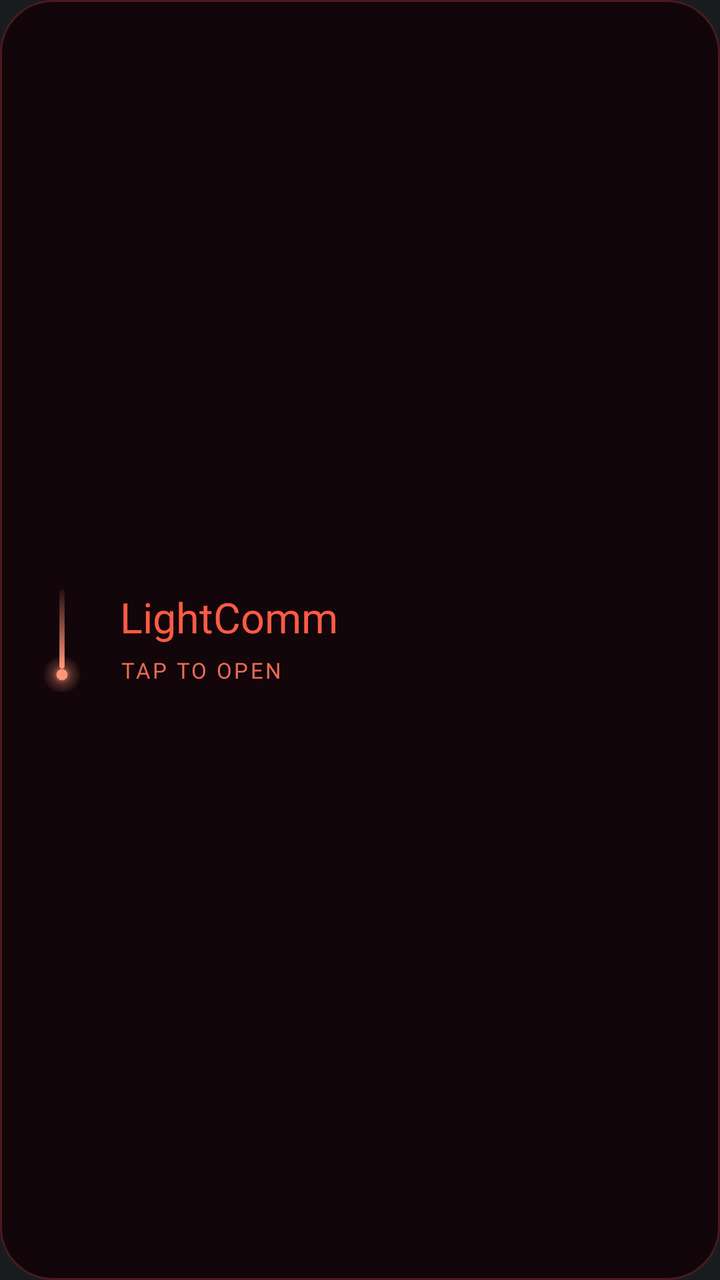
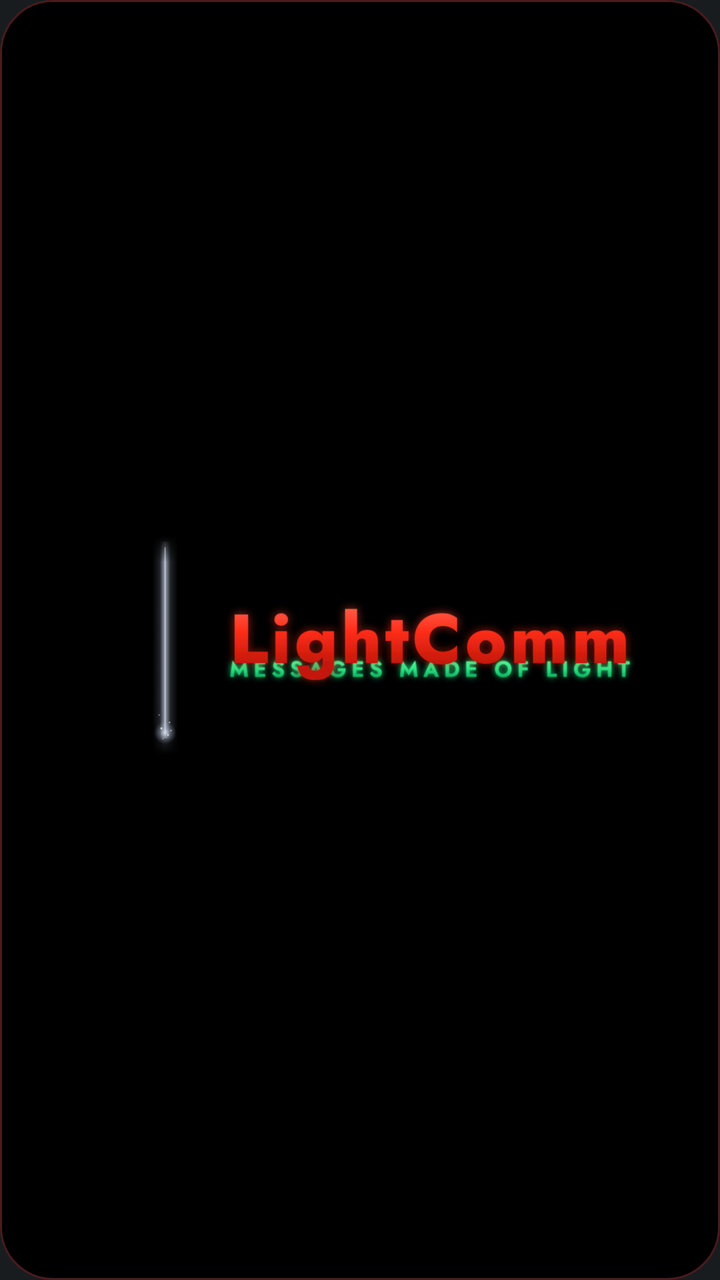

Screens rendered from an Android XML layout before and after an edit, with the pre-edit source and the edit as a unified diff.
<!-- AndroidManifest.xml: application theme android:Theme.DeviceDefault.NoActionBar -->
<!-- res/layout/widget_lightcomm.xml -->
<?xml version="1.0" encoding="utf-8"?>
<LinearLayout xmlns:android="http://schemas.android.com/apk/res/android"
    android:id="@+id/widget_root"
    android:layout_width="match_parent" android:layout_height="match_parent"
    android:orientation="horizontal" android:gravity="center_vertical"
    android:background="@drawable/widget_bg"
    android:paddingStart="18dp" android:paddingEnd="18dp" android:paddingTop="14dp" android:paddingBottom="14dp">
    <ImageView android:layout_width="26dp" android:layout_height="52dp" android:src="@drawable/ic_light_line" android:contentDescription="LightComm" />
    <LinearLayout android:layout_width="0dp" android:layout_height="wrap_content" android:layout_weight="1"
        android:orientation="vertical" android:layout_marginStart="16dp">
        <TextView android:id="@+id/widget_title" android:layout_width="wrap_content" android:layout_height="wrap_content"
            android:text="LightComm" android:textColor="#FF5A45" android:textSize="21sp"
            android:fontFamily="@font/jost_extrabold" android:includeFontPadding="false" android:maxLines="1" android:ellipsize="end" />
        <TextView android:id="@+id/widget_caption" android:layout_width="wrap_content" android:layout_height="wrap_content"
            android:layout_marginTop="6dp" android:text="TAP TO OPEN" android:textColor="#EE6A55" android:textSize="11sp"
            android:fontFamily="@font/jetbrains_mono" android:letterSpacing="0.1" android:maxLines="1" android:ellipsize="end" />
    </LinearLayout>
</LinearLayout>
<!-- resources referenced by this layout -->
<resources>
  <!-- drawable ic_light_line (drawable) -->
  <?xml version="1.0" encoding="utf-8"?>
  <vector xmlns:android="http://schemas.android.com/apk/res/android"
      xmlns:aapt="http://schemas.android.com/aapt"
      android:width="26dp" android:height="52dp" android:viewportWidth="24" android:viewportHeight="48">
      <path android:pathData="M12,2 L12,36" android:strokeWidth="2.4" android:strokeLineCap="round">
          <aapt:attr name="android:strokeColor">
              <gradient android:type="linear" android:startX="12" android:startY="2" android:endX="12" android:endY="36"
                  android:startColor="#1AFF9477" android:endColor="#FFFF9477" />
          </aapt:attr>
      </path>
      
      <path android:pathData="M12,40 m-9,0 a9,9 0 1,0 18,0 a9,9 0 1,0 -18,0">
          <aapt:attr name="android:fillColor">
              <gradient android:type="radial" android:centerX="12" android:centerY="40" android:gradientRadius="9"
                  android:startColor="#CCFF9477" android:centerColor="#40FF9477" android:endColor="#00FF9477" />
          </aapt:attr>
      </path>
      <path android:pathData="M12,40 m-2.6,0 a2.6,2.6 0 1,0 5.2,0 a2.6,2.6 0 1,0 -5.2,0" android:fillColor="#FFFF9477" />
  </vector>
  <!-- drawable widget_bg (drawable) -->
  <?xml version="1.0" encoding="utf-8"?>
  <shape xmlns:android="http://schemas.android.com/apk/res/android" android:shape="rectangle">
      <solid android:color="#FF12060A" />
      <stroke android:width="1dp" android:color="#4A1B1E" />
      <corners android:radius="26dp" />
  </shape>
</resources>

<!-- the commit's change to res/layout/widget_lightcomm.xml (unified diff, before → after) -->
@@ -1,9 +1,15 @@
 <?xml version="1.0" encoding="utf-8"?>
-<LinearLayout xmlns:android="http://schemas.android.com/apk/res/android"
+<FrameLayout xmlns:android="http://schemas.android.com/apk/res/android"
     android:id="@+id/widget_root"
     android:layout_width="match_parent" android:layout_height="match_parent"
+    android:background="@drawable/widget_bg_banner">
+  
+  <ImageView android:id="@+id/widget_banner" android:layout_width="match_parent" android:layout_height="match_parent"
+      android:padding="6dp" android:scaleType="fitCenter" android:src="@drawable/widget_banner"
+      android:contentDescription="LightComm, messages made of light" />
+  <LinearLayout android:id="@+id/widget_status" android:visibility="gone"
+    android:layout_width="match_parent" android:layout_height="match_parent"
     android:orientation="horizontal" android:gravity="center_vertical"
-    android:background="@drawable/widget_bg"
     android:paddingStart="18dp" android:paddingEnd="18dp" android:paddingTop="14dp" android:paddingBottom="14dp">
     <ImageView android:layout_width="26dp" android:layout_height="52dp" android:src="@drawable/ic_light_line" android:contentDescription="LightComm" />
     <LinearLayout android:layout_width="0dp" android:layout_height="wrap_content" android:layout_weight="1"
@@ -16,3 +22,4 @@
             android:fontFamily="@font/jetbrains_mono" android:letterSpacing="0.1" android:maxLines="1" android:ellipsize="end" />
     </LinearLayout>
 </LinearLayout>
+</FrameLayout>
<!-- resource entries referenced after the edit -->
@@ -20,10 +20,11 @@
       </path>
       <path android:pathData="M12,40 m-2.6,0 a2.6,2.6 0 1,0 5.2,0 a2.6,2.6 0 1,0 -5.2,0" android:fillColor="#FFFF9477" />
   </vector>
-  <!-- drawable widget_bg (drawable) -->
+  <!-- drawable widget_banner: png bitmap (drawable-nodpi, 57949 bytes) -->
+  <!-- drawable widget_bg_banner (drawable) -->
   <?xml version="1.0" encoding="utf-8"?>
   <shape xmlns:android="http://schemas.android.com/apk/res/android" android:shape="rectangle">
-      <solid android:color="#FF12060A" />
+      <solid android:color="#FF000000" />
       <stroke android:width="1dp" android:color="#4A1B1E" />
       <corners android:radius="26dp" />
   </shape>
